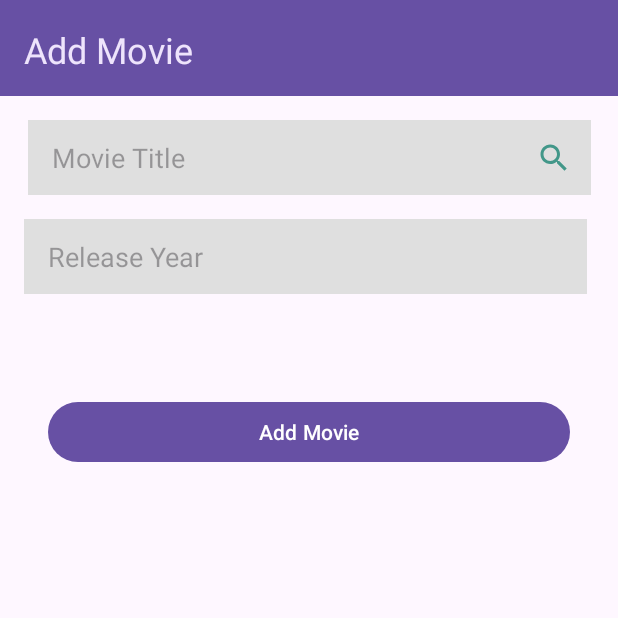
After one commit to tommykorch/Movies_lab9, an Android app: the AddActivity screen opened directly, with no data from a screen before it, on a phone screen of 412 x 824 dp, the top half of it. The commit adds this screen. Run offline under Robolectric (Android 15) with nearby library versions, the phone set to English and light mode, and no system bars; our stand-ins replace Picasso; libraries missing offline, so code that uses them is left out: com.bignerdranch.android.

Commit message:
Нужные иконки, форма добавления фильма + все библиотеки

```diff
--- /dev/null
+++ b/app/src/main/java/com/bignerdranch/android/movies/AddActivity.kt
@@ -0,0 +1,67 @@
+package com.bignerdranch.android.movies
+
+import android.content.Intent
+import android.os.Bundle
+import android.widget.Button
+import android.widget.EditText
+import android.widget.ImageButton
+import android.widget.ImageView
+import android.widget.Toast
+import androidx.appcompat.app.AppCompatActivity
+import androidx.lifecycle.ViewModelProviders
+import androidx.recyclerview.widget.RecyclerView
+import com.squareup.picasso.Picasso
+import java.util.UUID
+
+class AddActivity: AppCompatActivity() {
+    private lateinit var movieTitle: EditText
+    private lateinit var yearMovie: EditText
+    private lateinit var poster: ImageView
+    private lateinit var search: ImageButton
+    private lateinit var add: Button
+    private lateinit var url: String
+    interface Callbacks {
+        fun onMovieSelected(movieId: UUID)
+    }
+    private var callbacks: Callbacks? = null
+    private lateinit var crimeRecyclerView: RecyclerView
+    /*private var adapter: MainAdapter? = MainAdapter(emptyList())*/
+    private val movieListViewModel:
+            MovieListViewModel by lazy {
+        ViewModelProviders.of(this).get(MovieListViewModel::class.java)
+    }
+    override fun onCreate(savedInstanceState: Bundle?) {
+        super.onCreate(savedInstanceState)
+        setContentView(R.layout.activity_add)
+        movieTitle = findViewById(R.id.editTextTitle)
+        yearMovie = findViewById(R.id.editTextYear)
+        poster = findViewById(R.id.imageViewPoster)
+        search = findViewById(R.id.imageButtonSearch)
+        add = findViewById(R.id.buttonAddMovie)
+        url = ""
+        if (url != ""){
+            Picasso.get()
+                .load(url)
+                .placeholder(R.drawable.baseline_image_search_24)
+                .error(R.drawable.baseline_hide_image_24)
+                .into(poster);
+        }
+        search.setOnClickListener(){
+            if (movieTitle.text.toString() == ""){
+                Toast.makeText(this, "No text to search", Toast.LENGTH_SHORT).show()
+            }
+            else {
+                val title = movieTitle.text.toString()
+                val year = yearMovie.text.toString()
+                val intent = SearchActivity.newIntent(this@AddActivity, title, year)
+                startActivityForResult(intent, SEARCH_MOVIE_ACTIVITY_REQUEST_CODE)
+            }
+        }
+        add.setOnClickListener(){
+
+        }
+    }
+    companion object {
+        const val SEARCH_MOVIE_ACTIVITY_REQUEST_CODE = 2
+    }
+}
--- /dev/null
+++ b/app/src/main/res/drawable/baseline_hide_image_24.xml
@@ -0,0 +1,6 @@
+<vector android:height="24dp" android:tint="#429789"
+    android:viewportHeight="24" android:viewportWidth="24"
+    android:width="24dp" xmlns:android="http://schemas.android.com/apk/res/android">
+    <path android:fillColor="@android:color/white" android:pathData="M21,5c0,-1.1 -0.9,-2 -2,-2H5.83L21,18.17V5z"/>
+    <path android:fillColor="@android:color/white" android:pathData="M2.81,2.81L1.39,4.22L3,5.83V19c0,1.1 0.9,2 2,2h13.17l1.61,1.61l1.41,-1.41L2.81,2.81zM6,17l3,-4l2.25,3l0.82,-1.1l2.1,2.1H6z"/>
+</vector>
--- /dev/null
+++ b/app/src/main/res/drawable/baseline_image_search_24.xml
@@ -0,0 +1,5 @@
+<vector android:height="24dp" android:tint="#429789"
+    android:viewportHeight="24" android:viewportWidth="24"
+    android:width="24dp" xmlns:android="http://schemas.android.com/apk/res/android">
+    <path android:fillColor="@android:color/white" android:pathData="M18,13v7L4,20L4,6h5.02c0.05,-0.71 0.22,-1.38 0.48,-2L4,4c-1.1,0 -2,0.9 -2,2v14c0,1.1 0.9,2 2,2h14c1.1,0 2,-0.9 2,-2v-5l-2,-2zM16.5,18h-11l2.75,-3.53 1.96,2.36 2.75,-3.54zM19.3,8.89c0.44,-0.7 0.7,-1.51 0.7,-2.39C20,4.01 17.99,2 15.5,2S11,4.01 11,6.5s2.01,4.5 4.49,4.5c0.88,0 1.7,-0.26 2.39,-0.7L21,13.42 22.42,12 19.3,8.89zM15.5,9C14.12,9 13,7.88 13,6.5S14.12,4 15.5,4 18,5.12 18,6.5 16.88,9 15.5,9z"/>
+</vector>
--- /dev/null
+++ b/app/src/main/res/drawable/baseline_movie_24.xml
@@ -0,0 +1,5 @@
+<vector android:height="80dp" android:tint="#429789"
+    android:viewportHeight="24" android:viewportWidth="24"
+    android:width="80dp" xmlns:android="http://schemas.android.com/apk/res/android">
+    <path android:fillColor="@android:color/white" android:pathData="M18,4l2,4h-3l-2,-4h-2l2,4h-3l-2,-4H8l2,4H7L5,4H4c-1.1,0 -1.99,0.9 -1.99,2L2,18c0,1.1 0.9,2 2,2h16c1.1,0 2,-0.9 2,-2V4h-4z"/>
+</vector>
--- /dev/null
+++ b/app/src/main/res/drawable/baseline_restore_from_trash_24.xml
@@ -0,0 +1,5 @@
+<vector android:height="24dp" android:tint="#FFFFFF"
+    android:viewportHeight="24" android:viewportWidth="24"
+    android:width="24dp" xmlns:android="http://schemas.android.com/apk/res/android">
+    <path android:fillColor="@android:color/white" android:pathData="M19,4h-3.5l-1,-1h-5l-1,1L5,4v2h14zM6,7v12c0,1.1 0.9,2 2,2h8c1.1,0 2,-0.9 2,-2L18,7L6,7zM14,14v4h-4v-4L8,14l4,-4 4,4h-2z"/>
+</vector>
--- /dev/null
+++ b/app/src/main/res/drawable/baseline_search_24.xml
@@ -0,0 +1,5 @@
+<vector android:height="24dp" android:tint="#429789"
+    android:viewportHeight="24" android:viewportWidth="24"
+    android:width="24dp" xmlns:android="http://schemas.android.com/apk/res/android">
+    <path android:fillColor="@android:color/white" android:pathData="M15.5,14h-0.79l-0.28,-0.27C15.41,12.59 16,11.11 16,9.5 16,5.91 13.09,3 9.5,3S3,5.91 3,9.5 5.91,16 9.5,16c1.61,0 3.09,-0.59 4.23,-1.57l0.27,0.28v0.79l5,4.99L20.49,19l-4.99,-5zM9.5,14C7.01,14 5,11.99 5,9.5S7.01,5 9.5,5 14,7.01 14,9.5 11.99,14 9.5,14z"/>
+</vector>
--- /dev/null
+++ b/app/src/main/res/layout/activity_add.xml
@@ -0,0 +1,109 @@
+<?xml version="1.0" encoding="utf-8"?>
+<androidx.constraintlayout.widget.ConstraintLayout xmlns:android="http://schemas.android.com/apk/res/android"
+    xmlns:app="http://schemas.android.com/apk/res-auto"
+    xmlns:tools="http://schemas.android.com/tools"
+    android:layout_width="match_parent"
+    android:layout_height="match_parent">
+
+    <androidx.appcompat.widget.Toolbar
+        android:id="@+id/toolbarAdd"
+        android:layout_width="0dp"
+        android:layout_height="wrap_content"
+        android:background="?attr/colorPrimary"
+        android:minHeight="?attr/actionBarSize"
+        android:theme="?attr/actionBarTheme"
+        app:layout_constraintEnd_toEndOf="parent"
+        app:layout_constraintStart_toStartOf="parent"
+        app:layout_constraintTop_toTopOf="parent" />
+
+    <TextView
+        android:id="@+id/textViewAdd"
+        android:layout_width="114dp"
+        android:layout_height="31dp"
+        android:layout_marginStart="16dp"
+        android:layout_marginTop="16dp"
+        android:layout_marginBottom="16dp"
+        android:text="@string/add_movie"
+        android:textColor="#EEE4FC"
+        android:textSize="24sp"
+        app:layout_constraintBottom_toBottomOf="@+id/toolbarAdd"
+        app:layout_constraintStart_toStartOf="parent"
+        app:layout_constraintTop_toTopOf="parent" />
+
+    <EditText
+        android:id="@+id/editTextTitle"
+        android:layout_width="375dp"
+        android:layout_height="50dp"
+        android:layout_marginStart="16dp"
+        android:layout_marginTop="16dp"
+        android:layout_marginEnd="16dp"
+        android:autoText="false"
+        android:background="#DFDFDF"
+        android:ems="10"
+        android:hint="Movie Title"
+        android:inputType="text"
+        android:paddingLeft="16dp"
+        android:paddingRight="16dp"
+        android:selectAllOnFocus="false"
+        android:singleLine="true"
+        app:layout_constraintEnd_toEndOf="parent"
+        app:layout_constraintStart_toStartOf="parent"
+        app:layout_constraintTop_toBottomOf="@+id/toolbarAdd" />
+
+    <EditText
+        android:id="@+id/editTextYear"
+        android:layout_width="375dp"
+        android:layout_height="50dp"
+        android:layout_marginStart="16dp"
+        android:layout_marginTop="16dp"
+        android:layout_marginEnd="16dp"
+        android:autoText="false"
+        android:background="#DFDFDF"
+        android:ems="10"
+        android:hint="Release Year"
+        android:inputType="text"
+        android:paddingLeft="16dp"
+        android:paddingRight="16dp"
+        android:selectAllOnFocus="false"
+        android:singleLine="true"
+        app:layout_constraintEnd_toEndOf="parent"
+        app:layout_constraintHorizontal_bias="0.0"
+        app:layout_constraintStart_toStartOf="parent"
+        app:layout_constraintTop_toBottomOf="@+id/editTextTitle" />
+
+    <Button
+        android:id="@+id/buttonAddMovie"
+        android:layout_width="0dp"
+        android:layout_height="48dp"
+        android:layout_marginStart="32dp"
+        android:layout_marginTop="32dp"
+        android:layout_marginEnd="32dp"
+        android:text="@string/add_movie"
+        app:layout_constraintBottom_toBottomOf="parent"
+        app:layout_constraintEnd_toEndOf="parent"
+        app:layout_constraintStart_toStartOf="parent"
+        app:layout_constraintTop_toBottomOf="@+id/imageViewPoster"
+        app:layout_constraintVertical_bias="0.023" />
+
+    <ImageView
+        android:id="@+id/imageViewPoster"
+        android:layout_width="wrap_content"
+        android:layout_height="wrap_content"
+        android:layout_marginTop="24dp"
+        app:layout_constraintEnd_toEndOf="parent"
+        app:layout_constraintHorizontal_bias="0.498"
+        app:layout_constraintStart_toStartOf="parent"
+        app:layout_constraintTop_toBottomOf="@+id/editTextYear" />
+
+    <ImageButton
+        android:id="@+id/imageButtonSearch"
+        android:layout_width="50dp"
+        android:layout_height="50dp"
+        android:background="#00FFFFFF"
+        android:contentDescription="Search"
+        app:layout_constraintBottom_toBottomOf="@+id/editTextTitle"
+        app:layout_constraintEnd_toEndOf="@+id/editTextTitle"
+        app:layout_constraintTop_toTopOf="@+id/editTextTitle"
+        app:srcCompat="@drawable/baseline_search_24" />
+
+</androidx.constraintlayout.widget.ConstraintLayout>
--- a/app/src/main/res/values/themes.xml
+++ b/app/src/main/res/values/themes.xml
@@ -1,9 +1,9 @@
 <resources xmlns:tools="http://schemas.android.com/tools">
     <!-- Base application theme. -->
-    <style name="Base.Theme.Movies_lab9" parent="Theme.Material3.DayNight.NoActionBar">
+    <style name="Base.Theme.WeWatch" parent="Theme.Material3.DayNight.NoActionBar">
         <!-- Customize your light theme here. -->
         <!-- <item name="colorPrimary">@color/my_light_primary</item> -->
     </style>
 
-    <style name="Theme.Movies_lab9" parent="Base.Theme.Movies_lab9" />
+    <style name="Theme.WeWatch" parent="Base.Theme.WeWatch" />
 </resources>
```
Also changed, not shown: app/build.gradle.kts (+22 -8 lines), app/src/main/AndroidManifest.xml (+14 -1 lines), app/src/main/java/com/bignerdranch/android/movies/MainActivity.kt (deleted, +0 -20 lines), app/src/main/java/com/bignerdranch/android/movies/MainAdapter.kt (added, +59 -0 lines), app/src/main/res/drawable/activity_add.xml (added, +109 -0 lines), app/src/main/res/layout/activity_main.xml (+82 -5 lines), app/src/main/res/values/strings.xml (+9 -1 lines).
